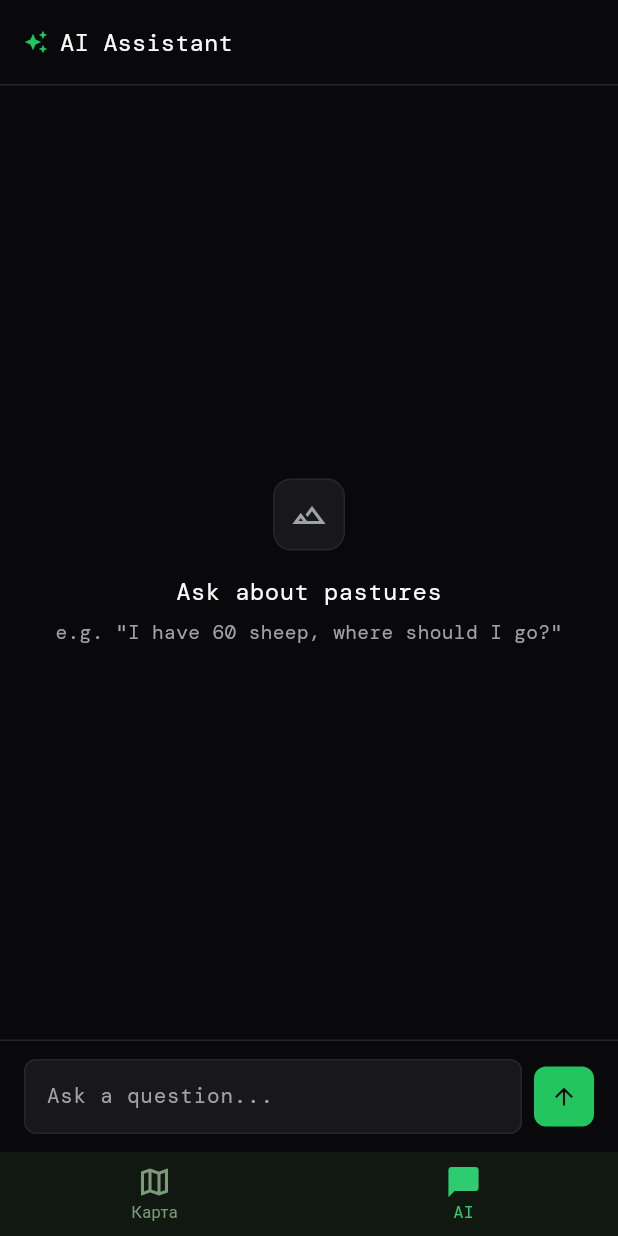
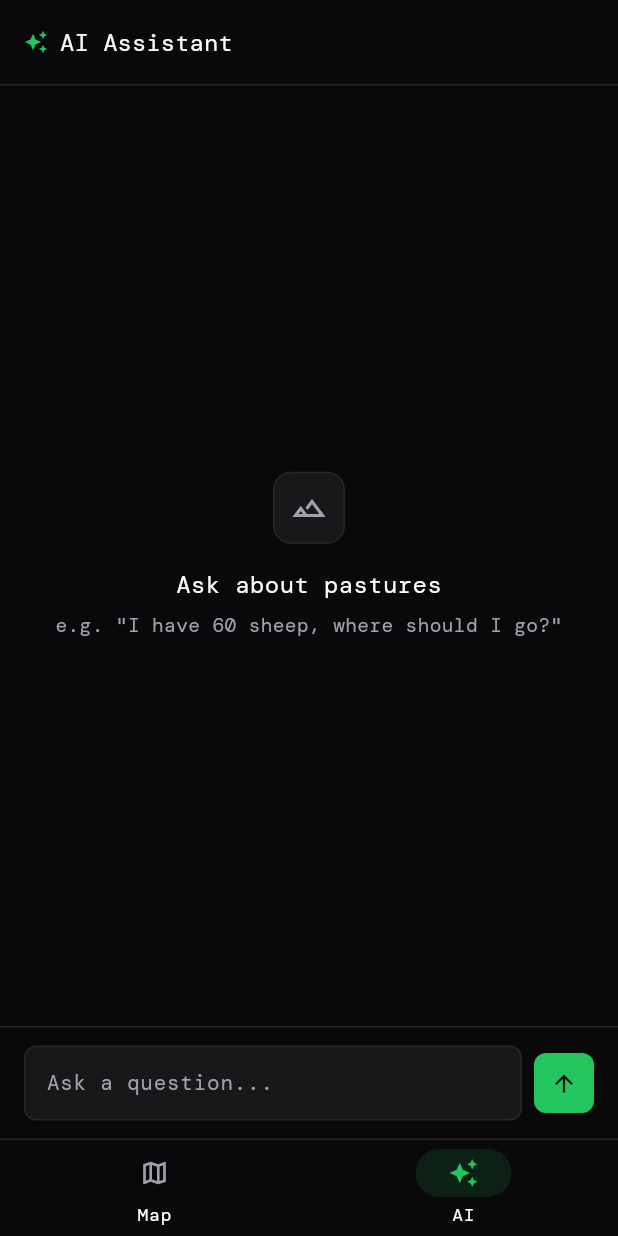
Before and after one commit to kutman-tenxdevs/JayloMap, a Flutter app: the screen it shows after launch, item 2 of the bottom bar chosen, on a phone screen of 412 x 824 dp. Run offline on Flutter 3.47's test engine with Material 3 defaults, Android fonts, the phone set to English and light mode, and no system bars; our stand-ins replace flutter_map, geolocator, latlong2, shared_preferences.

Commit message:
Enhance main application structure: set system UI overlay style for better visual integration, refactor shell widget to AppShell, and update bottom navigation to use NavigationBar with new design elements and improved state management.

```diff
--- a/jailoo/lib/main.dart
+++ b/jailoo/lib/main.dart
@@ -1,9 +1,17 @@
 import 'package:flutter/material.dart';
+import 'package:flutter/services.dart';
 import 'theme/colors.dart';
 import 'screens/map_screen.dart';
 import 'screens/ai_screen.dart';
 
 void main() {
+  SystemChrome.setSystemUIOverlayStyle(
+    const SystemUiOverlayStyle(
+      statusBarColor: Colors.transparent,
+      statusBarIconBrightness: Brightness.light,
+      systemNavigationBarColor: JailooColors.bg,
+    ),
+  );
   runApp(const JailooApp());
 }
 
@@ -16,59 +24,74 @@ class JailooApp extends StatelessWidget {
       title: 'Jailoo',
       debugShowCheckedModeBanner: false,
       theme: ThemeData(
-        fontFamily: 'DMMono',
+        brightness: Brightness.dark,
         scaffoldBackgroundColor: JailooColors.bg,
         colorScheme: const ColorScheme.dark(
-          primary: JailooColors.healthy,
+          primary: JailooColors.accent,
           surface: JailooColors.surface,
         ),
+        fontFamily: 'DMMono',
+        useMaterial3: true,
+        dividerTheme: const DividerThemeData(
+          color: JailooColors.border,
+          thickness: 1,
+        ),
+        appBarTheme: const AppBarTheme(
+          backgroundColor: JailooColors.bg,
+          elevation: 0,
+          scrolledUnderElevation: 0,
+          surfaceTintColor: Colors.transparent,
+        ),
       ),
-      home: const _Shell(),
+      home: const _AppShell(),
     );
   }
 }
 
-class _Shell extends StatefulWidget {
-  const _Shell();
+class _AppShell extends StatefulWidget {
+  const _AppShell();
 
   @override
-  State<_Shell> createState() => _ShellState();
+  State<_AppShell> createState() => _AppShellState();
 }
 
-class _ShellState extends State<_Shell> {
-  int _index = 0;
+class _AppShellState extends State<_AppShell> {
+  int _tab = 0;
 
   @override
   Widget build(BuildContext context) {
     return Scaffold(
-      backgroundColor: JailooColors.surface,
       body: IndexedStack(
-        index: _index,
+        index: _tab,
         children: const [
           MapScreen(),
           AiScreen(),
         ],
       ),
-      bottomNavigationBar: BottomNavigationBar(
-        currentIndex: _index,
-        onTap: (i) => setState(() => _index = i),
-        backgroundColor: const Color(0xFF111811),
-        selectedItemColor: const Color(0xFF2ECC71),
-        unselectedItemColor: const Color(0xFF7A9A7A),
-        selectedFontSize: 11,
-        unselectedFontSize: 11,
-        items: const [
-          BottomNavigationBarItem(
-            icon: Icon(Icons.map_outlined),
-            activeIcon: Icon(Icons.map),
-            label: 'Карта',
-          ),
-          BottomNavigationBarItem(
-            icon: Icon(Icons.chat_bubble_outline),
-            activeIcon: Icon(Icons.chat_bubble),
-            label: 'AI',
-          ),
-        ],
+      bottomNavigationBar: Container(
+        decoration: const BoxDecoration(
+          border: Border(top: BorderSide(color: JailooColors.border)),
+        ),
+        child: NavigationBar(
+          selectedIndex: _tab,
+          onDestinationSelected: (i) => setState(() => _tab = i),
+          backgroundColor: JailooColors.bg,
+          indicatorColor: JailooColors.accent.withValues(alpha: 0.12),
+          height: 64,
+          labelBehavior: NavigationDestinationLabelBehavior.alwaysShow,
+          destinations: const [
+            NavigationDestination(
+              icon: Icon(Icons.map_outlined, color: JailooColors.textMuted, size: 20),
+              selectedIcon: Icon(Icons.map, color: JailooColors.accent, size: 20),
+              label: 'Map',
+            ),
+            NavigationDestination(
+              icon: Icon(Icons.auto_awesome_outlined, color: JailooColors.textMuted, size: 20),
+              selectedIcon: Icon(Icons.auto_awesome, color: JailooColors.accent, size: 20),
+              label: 'AI',
+            ),
+          ],
+        ),
       ),
     );
   }
```
